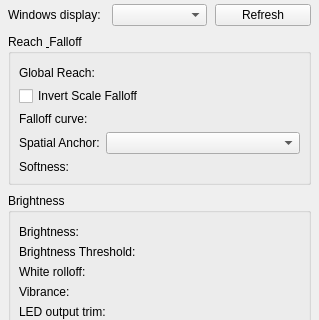
Above: ui/forms/ScreenMirrorMonitorSettings.ui from Wolfieeewolf/OpenRGB3DSpatialPlugin before the change; both pictures show x 0 to 319 and y 0 to 320 of the 319 by 819 pixel window. Below: the same form after it.
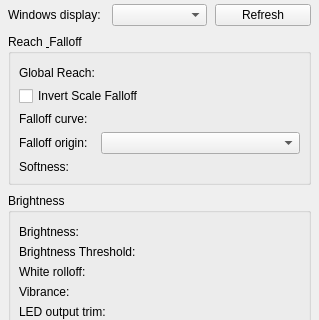
That is the form after the change. Custom widgets are drawn as their Qt base class.

Commit message:
fix(screen-mirror): origin UI, box-average capture, and advanced settings
Show the layer Spatial Anchor combo (mapped-lights center default) and
rename the per-display list to falloff origin. Collapse extra per-display
controls, drop slider ticks, and treat time-to-edge as the primary wave
delay. DXGI/GDI now box-average into a 1080p-or-smaller working frame so
1440/4K stop copying huge CPU frames.

Patch:
```diff
--- a/ui/forms/ScreenMirrorMonitorSettings.ui
+++ b/ui/forms/ScreenMirrorMonitorSettings.ui
@@ -94,7 +94,7 @@
       <item row="3" column="0">
        <widget class="QLabel" name="refPointCaption">
         <property name="text">
-         <string>Spatial Anchor:</string>
+         <string>Falloff origin:</string>
         </property>
        </widget>
       </item>
```
The commit also changes 16 other files.
